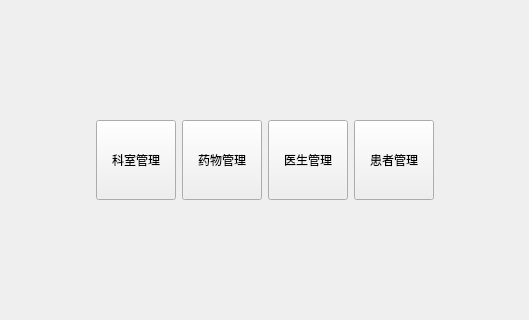
Above: welcomeview.ui from cacTqin/qt- before the change. Below: the same form after it.
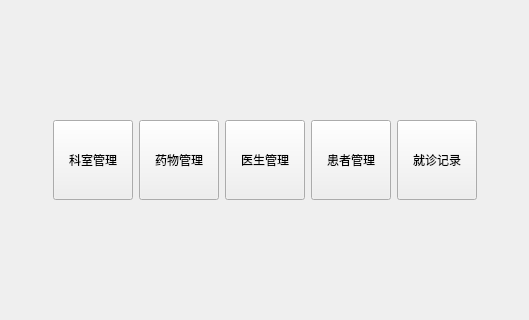
That is the form after the change.

Commit message: 新增就诊记录

```diff
--- a/welcomeview.ui
+++ b/welcomeview.ui
@@ -90,6 +90,19 @@
        </property>
       </widget>
      </item>
+     <item>
+      <widget class="QPushButton" name="History">
+       <property name="minimumSize">
+        <size>
+         <width>0</width>
+         <height>80</height>
+        </size>
+       </property>
+       <property name="text">
+        <string>就诊记录</string>
+       </property>
+      </widget>
+     </item>
     </layout>
    </item>
    <item row="2" column="2">
```
The commit also changes 7 other files.
